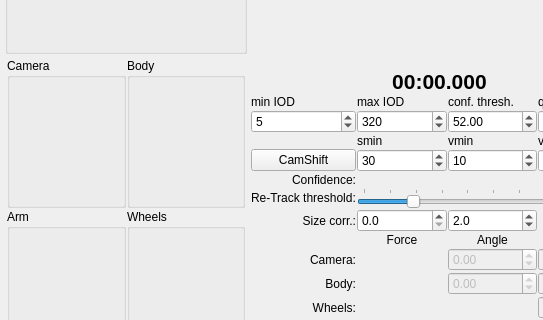
Old version of the form RoboShell.ui in the repository artm/biofame-robot; both pictures show x 0 to 543 and y 254 to 574 of the 635 by 719 pixel window.
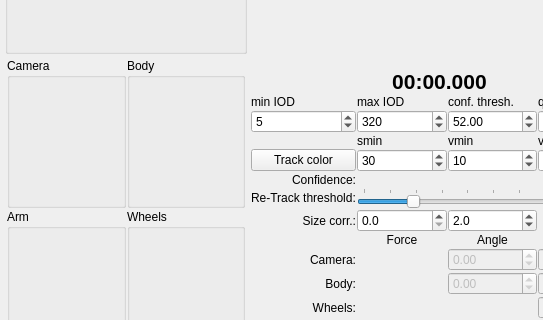
New version of the form. Custom widgets are drawn as their Qt base class.

Commit message: Switch on/off-able camshift

Patch:
```diff
--- a/RoboShell.ui
+++ b/RoboShell.ui
@@ -733,7 +733,10 @@
           <string>press to reset</string>
          </property>
          <property name="text">
-          <string>CamShift</string>
+          <string>Track color</string>
+         </property>
+         <property name="checkable">
+          <bool>true</bool>
          </property>
         </widget>
        </item>
```
Left out of the diff: 2 changed lines with no effect on the pictures. The commit also changes 2 other files.
